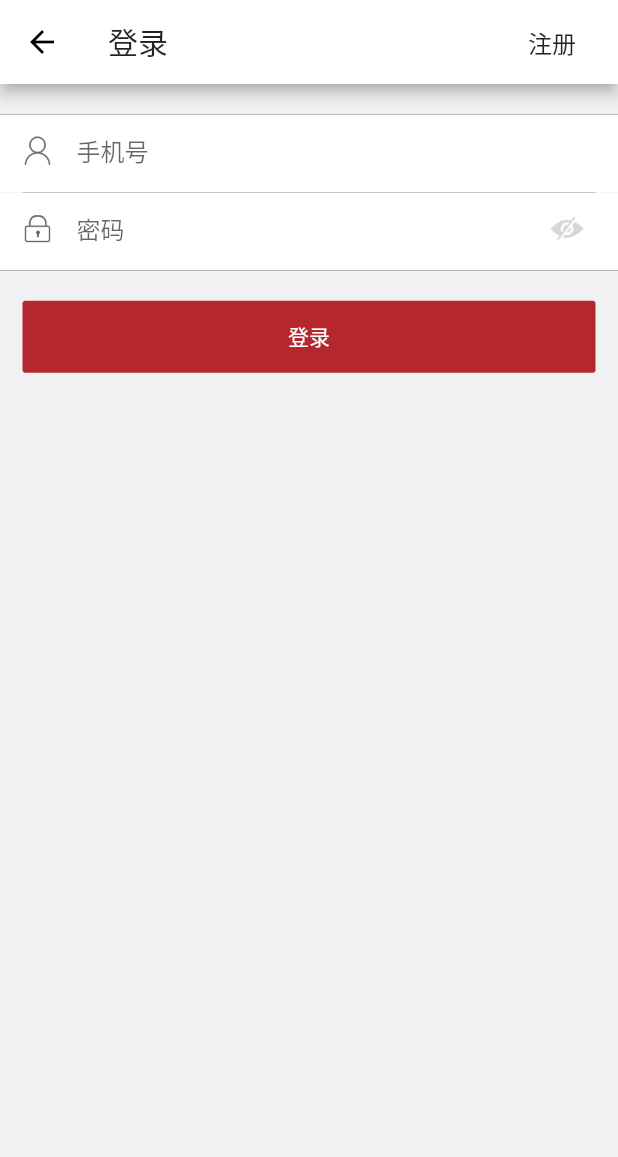
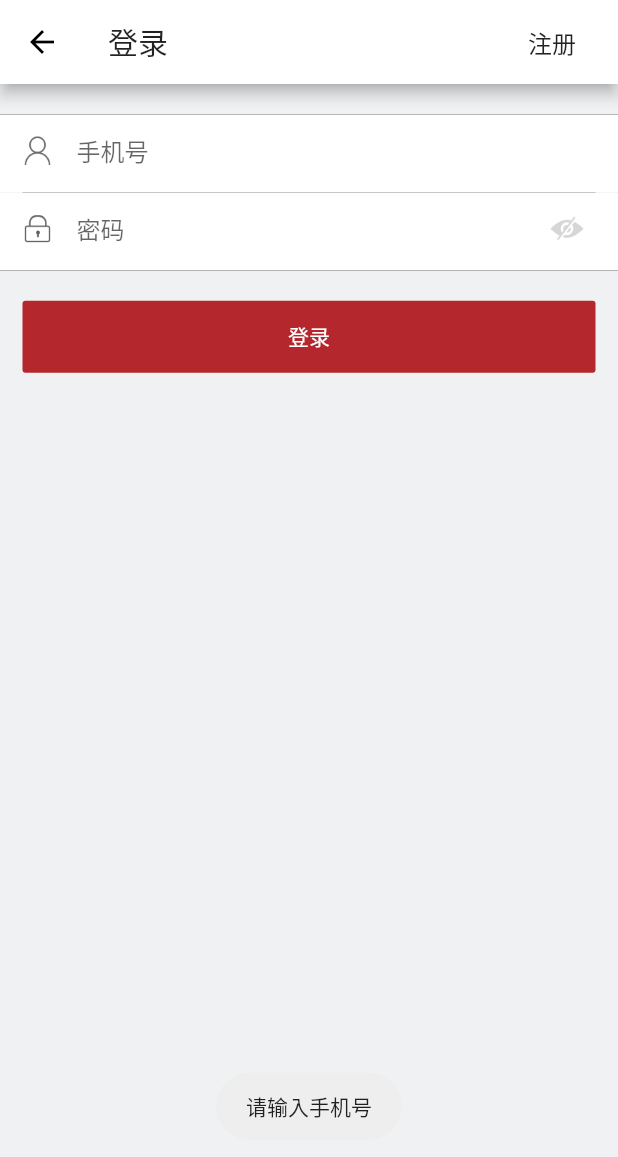
Before and after one commit to z251257144/FireShop, a Flutter app: the LoginPage screen opened directly, after a tap on "登录", on a phone screen of 412 x 824 dp. Shown: the top 1157 px of the screen. Run offline on Flutter 3.47's test engine with Material 2 defaults, Android fonts, the phone set to English and light mode, and no system bars; our stand-ins replace dio, fluttertoast; missing offline and left inert: apifm; network calls fail.

Commit message:
开发登录校验

```diff
--- a/lib/pages/member/login/login_page.dart
+++ b/lib/pages/member/login/login_page.dart
@@ -1,5 +1,8 @@
 import 'package:fire_shop/pages/member/resigter/register_page.dart';
 import 'package:flutter/material.dart';
+import 'package:fire_shop/utils/validator_util.dart';
+import 'package:fluttertoast/fluttertoast.dart';
+import 'package:dio/dio.dart';
 
 class LoginPage extends StatefulWidget {
   LoginPage({Key key}) : super(key: key);
@@ -69,10 +72,13 @@ class _LoginPageState extends State<LoginPage> {
       ),
       child: TextField(
         controller: this.usernameController,
+        maxLength: 11,
+        keyboardType: TextInputType.phone,
         decoration: InputDecoration(
           icon: Image.asset("images/member/login_icon_member.png"),
           hintText: "手机号",
-          border: InputBorder.none
+          border: InputBorder.none,
+          counterText: ""
         ),
       ),
     );
@@ -95,11 +101,13 @@ class _LoginPageState extends State<LoginPage> {
       child: TextField(
         controller: this.passwordController,
         obscureText: !showPassword,
+        maxLength: 20,
         decoration: InputDecoration(
           hintText: "密码",
           border: InputBorder.none,
           icon: Image.asset("images/member/login_icon_password.png"),
           suffixIcon: this.passwordShowWidget(),
+          counterText: ""
         ),
       ),
     );
@@ -146,8 +154,31 @@ class _LoginPageState extends State<LoginPage> {
 
   //登录方法
   doLogin() {
+    var phone = this.usernameController.text;
+    if (phone == null || phone.length == 0 ) {
+      Fluttertoast.showToast(msg: "请输入手机号");
+      return;
+    }
+    else if (!ValidatorUtil.isPhone(phone)) {
+      Fluttertoast.showToast(msg: "请输入11位手机号");
+      return;
+    }
+
+    var password = this.passwordController.text;
+    if (password == null || password.length == 0 ) {
+      Fluttertoast.showToast(msg: "请输入密码");
+      return;
+    }
+
+
+
     print("开始登录");
     print({"username": this.usernameController.text, "password": this.passwordController.text});
     // print("登录结束");
   }
+
+  void fetchLogin(phone, password) async {
+    Response response = await Dio().get("");
+    print(response);
+  }
 }
--- a/lib/utils/validator_util.dart
+++ b/lib/utils/validator_util.dart
@@ -5,4 +5,9 @@ class ValidatorUtil {
     RegExp emailRegExp = RegExp(r"^[a-zA-Z0-9.a-zA-Z0-9.!#$%&'*+-/=?^_`{|}~]+@[a-zA-Z0-9]+\.[a-zA-Z]+");
     return emailRegExp.hasMatch(input);
   }
+
+  static bool isPhone(String input) {
+    RegExp emailRegExp = RegExp(r"^[1][3,4,5,6,7,8,9][0-9]{9}$");
+    return emailRegExp.hasMatch(input);
+  }
 }
--- a/pubspec.yaml
+++ b/pubspec.yaml
@@ -26,6 +26,7 @@ dependencies:
   cupertino_icons: ^0.1.2
   apifm: ^0.0.5
   fluttertoast: ^3.1.3
+  dio: ^3.0.7
 
 dev_dependencies:
   flutter_test:
```
Also changed, not shown: lib/pages/member/resigter/register_page.dart (+83 -9 lines), 1 other file.
